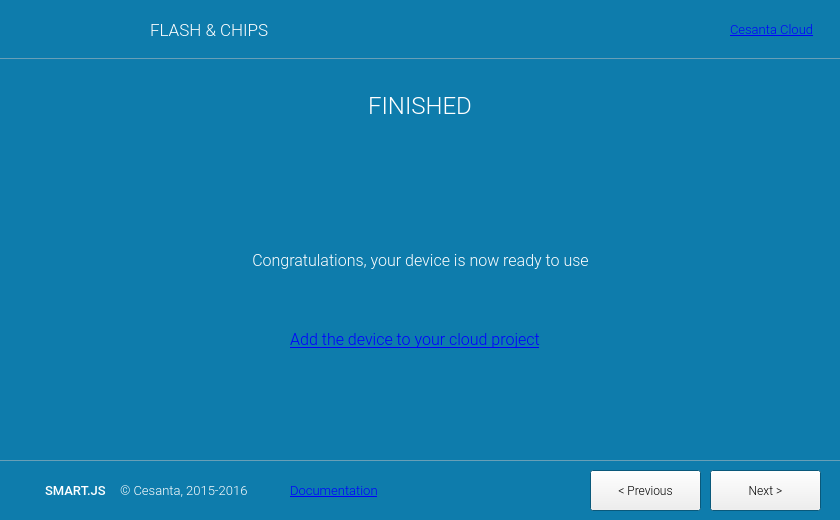
Old version of the form src/wizard/wizard.ui in the repository olgierdh/mongoose-flashing-tool.
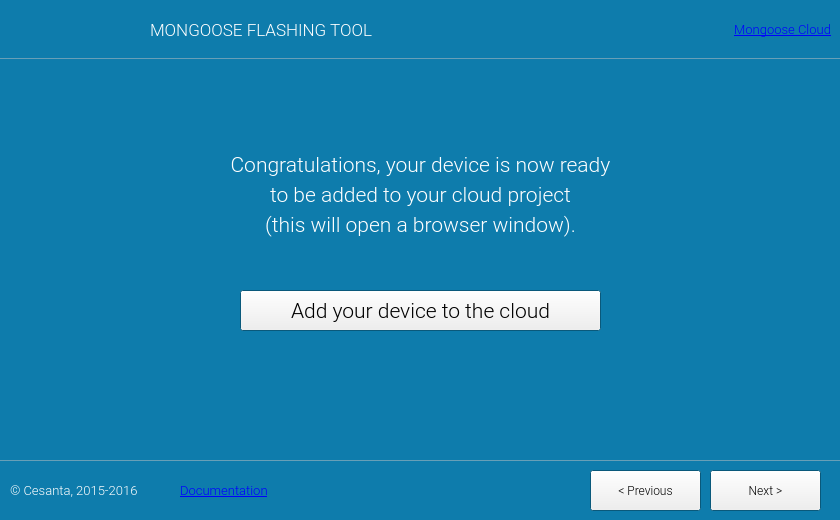
New version of the form. The open tabs and pages were chosen to show the change. Icons and pictures are not drawn. Custom widgets are drawn as their Qt base class.

Commit message:
FnC -> MFT rebrand; wizard flow changes
PUBLISHED_FROM=5ef32b1f03200db8f2f6accb7957cb09b4b9bf07

The edit to the form file:
```diff
--- a/src/wizard/wizard.ui
+++ b/src/wizard/wizard.ui
@@ -496,9 +496,9 @@
    <widget class="QLabel" name="cloudLink">
     <property name="geometry">
      <rect>
-      <x>730</x>
+      <x>690</x>
       <y>0</y>
-      <width>101</width>
+      <width>141</width>
       <height>60</height>
      </rect>
     </property>
@@ -547,7 +547,10 @@
      </font>
     </property>
     <property name="text">
-     <string>&lt;a href=&quot;http://TODO&quot;&gt;Cesanta Cloud&lt;/a&gt;</string>
+      <string>&lt;a href=&quot;https://cloud.cesanta.com/&quot;&gt;Mongoose Cloud&lt;/a&gt;</string>
+    </property>
+    <property name="alignment">
+     <set>Qt::AlignRight|Qt::AlignTrailing|Qt::AlignVCenter</set>
     </property>
     <property name="openExternalLinks">
      <bool>true</bool>
@@ -558,7 +561,7 @@
      <rect>
       <x>150</x>
       <y>0</y>
-      <width>181</width>
+      <width>291</width>
       <height>60</height>
      </rect>
     </property>
@@ -606,7 +609,7 @@
      </font>
     </property>
     <property name="text">
-     <string>FLASH &amp; CHIPS</string>
+     <string>MONGOOSE FLASHING TOOL</string>
     </property>
     <property name="alignment">
      <set>Qt::AlignLeading|Qt::AlignLeft|Qt::AlignVCenter</set>
@@ -615,7 +618,7 @@
    <widget class="QLabel" name="docLink">
     <property name="geometry">
      <rect>
-      <x>290</x>
+      <x>180</x>
       <y>480</y>
       <width>101</width>
       <height>21</height>
@@ -675,7 +678,7 @@
    <widget class="QLabel" name="copyright">
     <property name="geometry">
      <rect>
-      <x>120</x>
+      <x>10</x>
       <y>480</y>
       <width>151</width>
       <height>20</height>
@@ -729,85 +732,6 @@
      <string>© Cesanta, 2015-2016</string>
     </property>
    </widget>
-   <widget class="QLabel" name="SJS">
-    <property name="geometry">
-     <rect>
-      <x>45</x>
-      <y>480</y>
-      <width>71</width>
-      <height>20</height>
-     </rect>
-    </property>
-    <property name="sizePolicy">
-     <sizepolicy hsizetype="Preferred" vsizetype="Preferred">
-      <horstretch>0</horstretch>
-      <verstretch>0</verstretch>
-     </sizepolicy>
-    </property>
-    <property name="palette">
-     <palette>
-      <active>
-       <colorrole role="WindowText">
-        <brush brushstyle="SolidPattern">
-         <color alpha="255">
-          <red>255</red>
-          <green>255</green>
-          <blue>255</blue>
-         </color>
-        </brush>
-       </colorrole>
-      </active>
-      <inactive>
-       <colorrole role="WindowText">
-        <brush brushstyle="SolidPattern">
-         <color alpha="255">
-          <red>255</red>
-          <green>255</green>
-          <blue>255</blue>
-         </color>
-        </brush>
-       </colorrole>
-      </inactive>
-      <disabled>
-       <colorrole role="WindowText">
-        <brush brushstyle="SolidPattern">
-         <color alpha="255">
-          <red>120</red>
-          <green>120</green>
-          <blue>120</blue>
-         </color>
-        </brush>
-       </colorrole>
-      </disabled>
-     </palette>
-    </property>
-    <property name="font">
-     <font>
-      <family>Roboto Medium</family>
-      <pointsize>10</pointsize>
-      <underline>false</underline>
-     </font>
-    </property>
-    <property name="text">
-     <string>SMART.JS</string>
-    </property>
-   </widget>
-   <widget class="QLabel" name="logoBot">
-    <property name="geometry">
-     <rect>
-      <x>20</x>
-      <y>460</y>
-      <width>41</width>
-      <height>60</height>
-     </rect>
-    </property>
-    <property name="text">
-     <string/>
-    </property>
-    <property name="pixmap">
-     <pixmap resource="wizard.qrc">:/img/smartjs.png</pixmap>
-    </property>
-   </widget>
    <widget class="QStackedWidget" name="steps">
     <property name="geometry">
      <rect>
@@ -2750,74 +2674,13 @@
      </widget>
     </widget>
     <widget class="QWidget" name="step5">
-     <widget class="QLabel" name="s5_title">
-      <property name="geometry">
-       <rect>
-        <x>0</x>
-        <y>20</y>
-        <width>840</width>
-        <height>50</height>
-       </rect>
-      </property>
-      <property name="palette">
-       <palette>
-        <active>
-         <colorrole role="WindowText">
-          <brush brushstyle="SolidPattern">
-           <color alpha="255">
-            <red>255</red>
-            <green>255</green>
-            <blue>255</blue>
-           </color>
-          </brush>
-         </colorrole>
-        </active>
-        <inactive>
-         <colorrole role="WindowText">
-          <brush brushstyle="SolidPattern">
-           <color alpha="255">
-            <red>255</red>
-            <green>255</green>
-            <blue>255</blue>
-           </color>
-          </brush>
-         </colorrole>
-        </inactive>
-        <disabled>
-         <colorrole role="WindowText">
-          <brush brushstyle="SolidPattern">
-           <color alpha="255">
-            <red>120</red>
-            <green>120</green>
-            <blue>120</blue>
-           </color>
-          </brush>
-         </colorrole>
-        </disabled>
-       </palette>
-      </property>
-      <property name="font">
-       <font>
-        <family>Roboto Light</family>
-        <pointsize>18</pointsize>
-        <weight>50</weight>
-        <bold>false</bold>
-       </font>
-      </property>
-      <property name="text">
-       <string>FINISHED</string>
-      </property>
-      <property name="alignment">
-       <set>Qt::AlignCenter</set>
-      </property>
-     </widget>
      <widget class="QLabel" name="s5_label_5">
       <property name="geometry">
        <rect>
         <x>0</x>
-        <y>190</y>
+        <y>89</y>
         <width>841</width>
-        <height>20</height>
+        <height>31</height>
        </rect>
       </property>
       <property name="palette">
@@ -2860,12 +2723,12 @@
       <property name="font">
        <font>
         <family>Roboto Light</family>
-        <pointsize>12</pointsize>
+        <pointsize>16</pointsize>
         <underline>false</underline>
        </font>
       </property>
       <property name="text">
-       <string>Congratulations, your device is now ready to use</string>
+       <string>Congratulations, your device is now ready</string>
       </property>
       <property name="alignment">
        <set>Qt::AlignCenter</set>
@@ -2874,10 +2737,10 @@
      <widget class="QLabel" name="s5_claim_link">
       <property name="geometry">
        <rect>
-        <x>260</x>
-        <y>270</y>
-        <width>310</width>
-        <height>20</height>
+        <x>0</x>
+        <y>119</y>
+        <width>841</width>
+        <height>31</height>
        </rect>
       </property>
       <property name="palette">
@@ -2920,18 +2783,99 @@
       <property name="font">
        <font>
         <family>Roboto Light</family>
-        <pointsize>12</pointsize>
+        <pointsize>16</pointsize>
         <underline>false</underline>
        </font>
       </property>
       <property name="text">
-       <string>&lt;a href=&quot;https://cloud.cesanta.com/claim&quot;&gt;Add the device to your cloud project&lt;/a&gt;</string>
+       <string>to be added to your cloud project</string>
       </property>
       <property name="alignment">
        <set>Qt::AlignCenter</set>
       </property>
-      <property name="openExternalLinks">
+     </widget>
+     <widget class="QPushButton" name="s5_claimBtn">
+      <property name="enabled">
        <bool>true</bool>
+      </property>
+      <property name="geometry">
+       <rect>
+        <x>240</x>
+        <y>230</y>
+        <width>361</width>
+        <height>41</height>
+       </rect>
+      </property>
+      <property name="font">
+       <font>
+        <family>Roboto Light</family>
+        <pointsize>16</pointsize>
+        <weight>50</weight>
+        <bold>false</bold>
+       </font>
+      </property>
+      <property name="text">
+       <string>Add your device to the cloud</string>
+      </property>
+     </widget>
+     <widget class="QLabel" name="s5_label_7">
+      <property name="geometry">
+       <rect>
+        <x>0</x>
+        <y>149</y>
+        <width>841</width>
+        <height>31</height>
+       </rect>
+      </property>
+      <property name="palette">
+       <palette>
+        <active>
+         <colorrole role="WindowText">
+          <brush brushstyle="SolidPattern">
+           <color alpha="255">
+            <red>255</red>
+            <green>255</green>
+            <blue>255</blue>
+           </color>
+          </brush>
+         </colorrole>
+        </active>
+        <inactive>
+         <colorrole role="WindowText">
+          <brush brushstyle="SolidPattern">
+           <color alpha="255">
+            <red>255</red>
+            <green>255</green>
+            <blue>255</blue>
+           </color>
+          </brush>
+         </colorrole>
+        </inactive>
+        <disabled>
+         <colorrole role="WindowText">
+          <brush brushstyle="SolidPattern">
+           <color alpha="255">
+            <red>120</red>
+            <green>120</green>
+            <blue>120</blue>
+           </color>
+          </brush>
+         </colorrole>
+        </disabled>
+       </palette>
+      </property>
+      <property name="font">
+       <font>
+        <family>Roboto Light</family>
+        <pointsize>16</pointsize>
+        <underline>false</underline>
+       </font>
+      </property>
+      <property name="text">
+       <string>(this will open a browser window).</string>
+      </property>
+      <property name="alignment">
+       <set>Qt::AlignCenter</set>
       </property>
      </widget>
     </widget>
```
Left out of the diff: 144 changed lines with no effect on the pictures. The commit also changes 5 other files.
